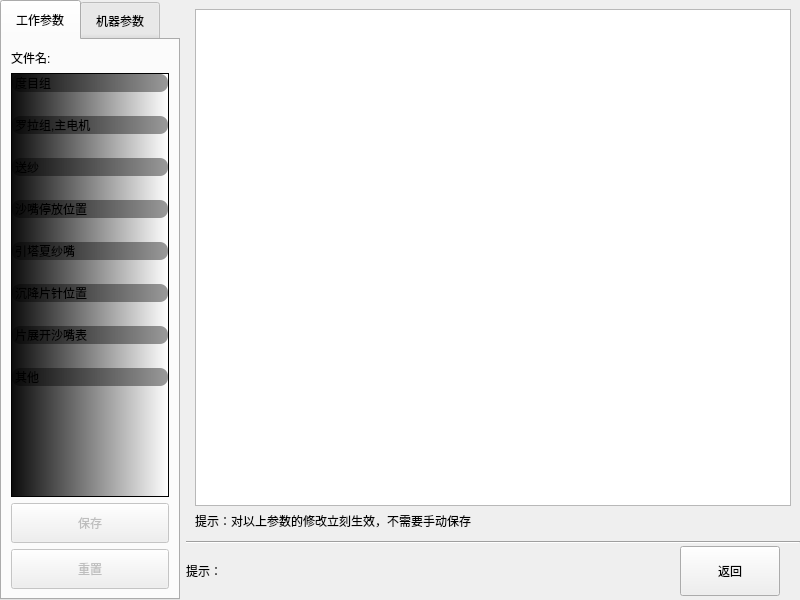
Qt form paramform.ui (httpftpli/mdimh) before a commit.
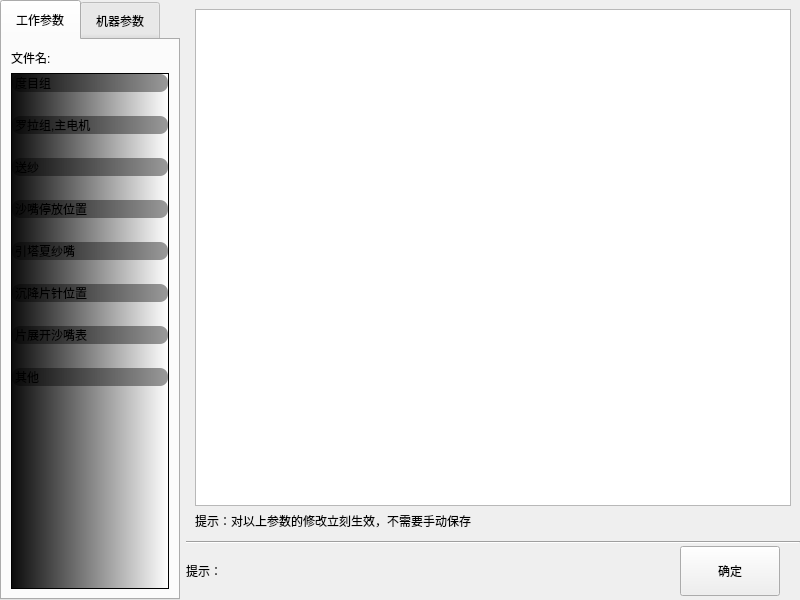
The same form after that commit. The open tabs and pages were chosen to show the change. Icons and pictures are not drawn. Custom widgets are drawn as their Qt base class.

The edit to the form file:
```diff
--- a/paramform.ui
+++ b/paramform.ui
@@ -842,7 +842,7 @@
           </size>
          </property>
          <property name="text">
-          <string>返回</string>
+          <string>确定</string>
          </property>
         </widget>
        </item>
@@ -1109,38 +1109,6 @@
          </item>
         </widget>
        </item>
-       <item>
-        <widget class="QPushButton" name="pushButton_wrksave">
-         <property name="enabled">
-          <bool>false</bool>
-         </property>
-         <property name="minimumSize">
-          <size>
-           <width>0</width>
-           <height>40</height>
-          </size>
-         </property>
-         <property name="text">
-          <string>保存</string>
-         </property>
-        </widget>
-       </item>
-       <item>
-        <widget class="QPushButton" name="pushButton_wrkreset">
-         <property name="enabled">
-          <bool>false</bool>
-         </property>
-         <property name="minimumSize">
-          <size>
-           <width>0</width>
-           <height>40</height>
-          </size>
-         </property>
-         <property name="text">
-          <string>重置</string>
-         </property>
-        </widget>
-       </item>
       </layout>
      </widget>
      <widget class="QWidget" name="tab_2">
```
Left out of the diff: 18 changed lines with no effect on the pictures.
